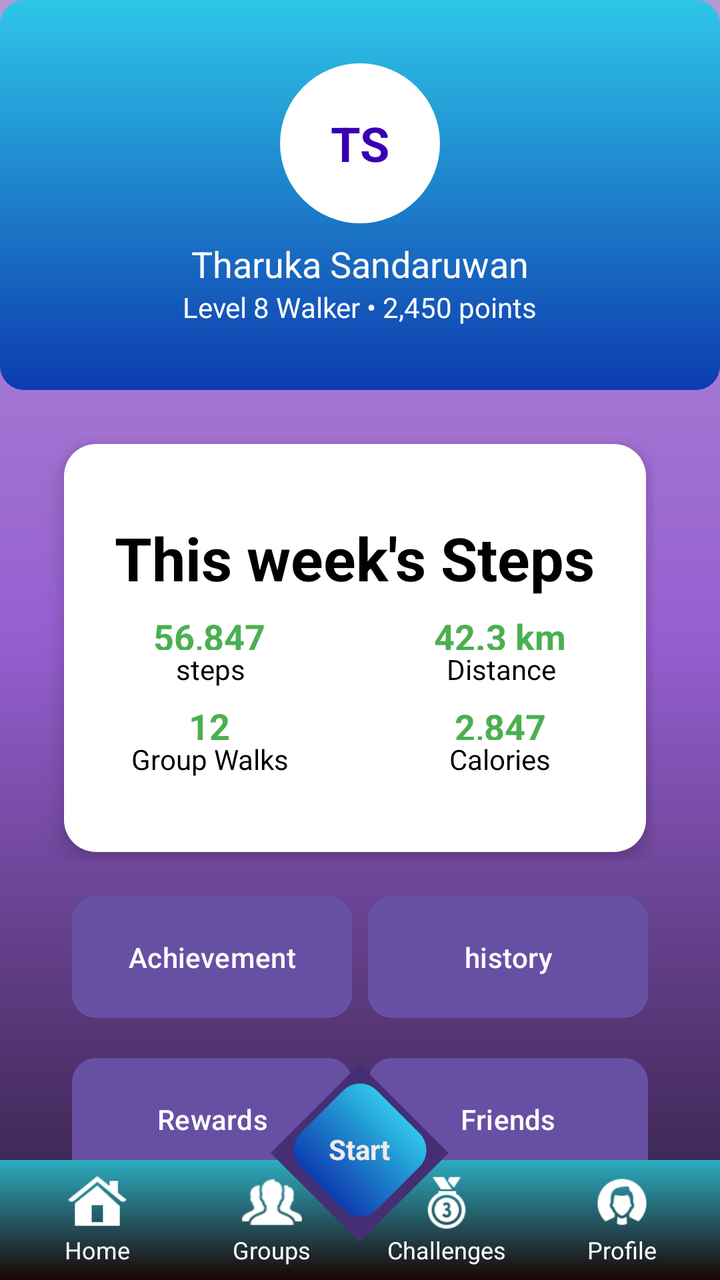
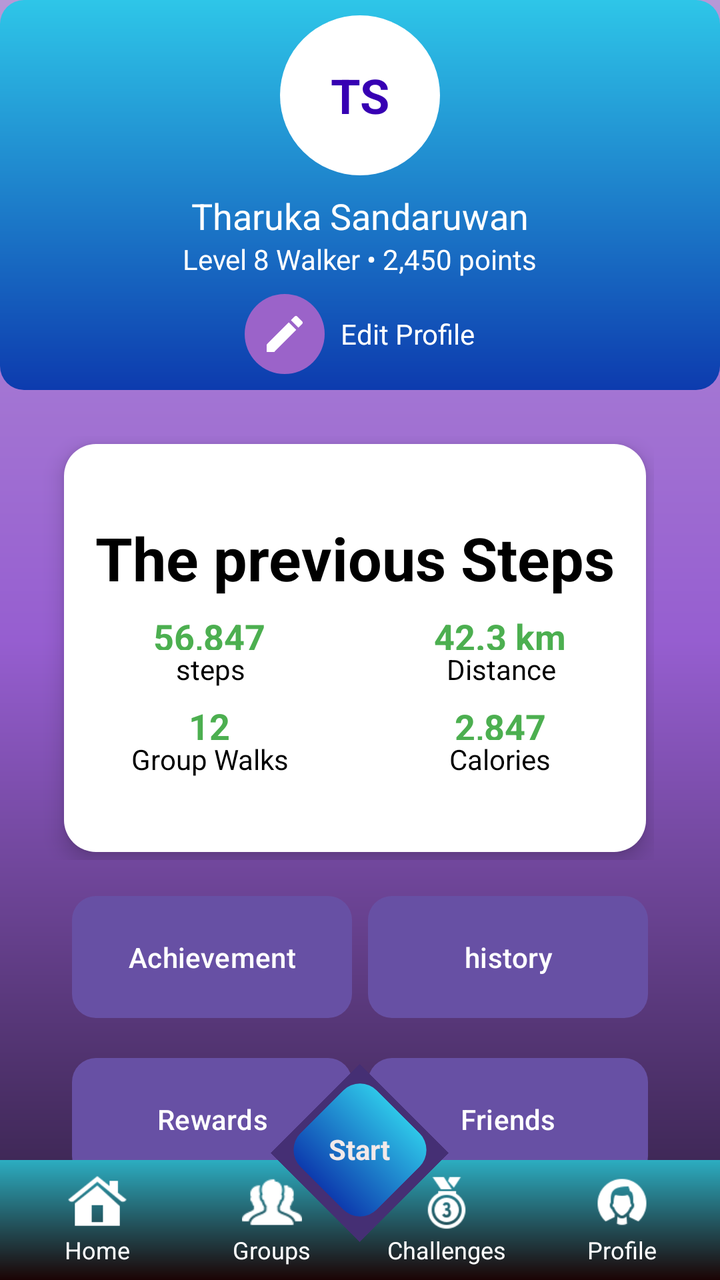

Two renders of the same Android screen: before a commit and after it. Below are the layout's source before the change and the commit's diff.
<!-- AndroidManifest.xml: application theme Theme.GrowStep -->
<!-- res/layout/activity_profile.xml -->
<?xml version="1.0" encoding="utf-8"?>
<RelativeLayout xmlns:android="http://schemas.android.com/apk/res/android"
    xmlns:app="http://schemas.android.com/apk/res-auto"
    android:layout_width="match_parent"
    android:layout_height="match_parent"
    android:background="@drawable/activity_profile_background">



    <LinearLayout
        android:id="@+id/profileHeader"
        android:layout_width="473dp"
        android:layout_height="195dp"
        android:background="@drawable/diamond_button_bg"
        android:gravity="center"
        android:orientation="vertical">

        <TextView
            android:id="@+id/profileIcon"
            android:layout_width="80dp"
            android:layout_height="80dp"
            android:background="@drawable/circle_background"
            android:gravity="center"
            android:text="TS"
            android:textColor="@color/design_default_color_primary_dark"
            android:textSize="24sp"
            android:textStyle="bold" />

        <TextView
            android:id="@+id/tvUserName"
            android:layout_width="wrap_content"
            android:layout_height="wrap_content"
            android:layout_marginTop="8dp"
            android:text="Tharuka Sandaruwan"
            android:textColor="@android:color/white"
            android:textSize="18sp" />

        <TextView
            android:id="@+id/tvUserLevel"
            android:layout_width="wrap_content"
            android:layout_height="wrap_content"
            android:text="Level 8 Walker • 2,450 points"
            android:textColor="@android:color/white"
            android:textSize="14sp" />
    </LinearLayout>

    <GridLayout
        android:id="@+id/weeklyStatsGaid"
        android:layout_width="371dp"
        android:layout_height="212dp"
        android:layout_below="@id/profileHeader"
        android:layout_alignParentStart="true"
        android:layout_alignParentEnd="true"
        android:layout_marginStart="7dp"
        android:layout_marginTop="23dp"
        android:layout_marginEnd="33dp"
        android:columnCount="2"
        android:gravity="center"
        android:useDefaultMargins="true">

        <LinearLayout
            android:id="@+id/statsCard"
            android:layout_width="match_parent"
            android:layout_height="match_parent"
            android:layout_row="0"
            android:layout_column="0"
            android:layout_below="@id/stepCircleContainer"
            android:layout_centerHorizontal="true"
            android:layout_marginLeft="25dp"
            android:background="@drawable/forgot_password_card_background"
            android:elevation="6dp"
            android:gravity="center"
            android:orientation="vertical">

            <TextView
                android:id="@+id/stepsCount"
                android:layout_width="wrap_content"
                android:layout_height="wrap_content"
                android:layout_gravity="center"

                android:text="This week's Steps"
                android:textColor="#000000"
                android:textSize="30sp"
                android:textStyle="bold" />


            <LinearLayout
                android:layout_width="match_parent"
                android:layout_height="26dp"
                android:gravity="center"
                android:orientation="horizontal"
                android:paddingTop="12dp"
                android:weightSum="2">

                <TextView
                    android:id="@+id/NupberSteps"
                    android:layout_width="0dp"
                    android:layout_height="39dp"
                    android:layout_weight="1"
                    android:gravity="center"
                    android:text="56,847"
                    android:textColor="#4CAF50"
                    android:textSize="18sp"
                    android:textStyle="bold" />

                <TextView
                    android:id="@+id/Nupberdistance"
                    android:layout_width="0dp"
                    android:layout_height="39dp"
                    android:layout_weight="1"
                    android:gravity="center"
                    android:text="42.3 km"
                    android:textColor="#4CAF50"
                    android:textSize="18sp"
                    android:textStyle="bold" />

            </LinearLayout>

            <LinearLayout
                android:layout_width="match_parent"
                android:layout_height="wrap_content"
                android:gravity="center"
                android:orientation="horizontal"
                android:weightSum="2">

                <TextView
                    android:id="@+id/steps"
                    android:layout_width="180dp"
                    android:layout_height="match_parent"
                    android:layout_weight="1"
                    android:gravity="center"
                    android:text="steps"
                    android:textColor="#000000"
                    android:textSize="14sp" />

                <TextView
                    android:id="@+id/Distance"
                    android:layout_width="178dp"
                    android:layout_height="wrap_content"
                    android:layout_weight="1"
                    android:gravity="center"
                    android:text="Distance"
                    android:textColor="#000000"
                    android:textSize="14sp" />


            </LinearLayout>

            <LinearLayout
                android:layout_width="match_parent"
                android:layout_height="26dp"
                android:gravity="center"
                android:orientation="horizontal"
                android:paddingTop="12dp"
                android:weightSum="2">

                <TextView
                    android:id="@+id/NupberGroupsWalked"
                    android:layout_width="0dp"
                    android:layout_height="44dp"
                    android:layout_weight="1"
                    android:gravity="center"
                    android:text="12"
                    android:textColor="#4CAF50"
                    android:textSize="18sp"
                    android:textStyle="bold" />

                <TextView
                    android:id="@+id/NupberCalories"
                    android:layout_width="0dp"
                    android:layout_height="39dp"
                    android:layout_weight="1"
                    android:gravity="center"
                    android:text="2,847"
                    android:textColor="#4CAF50"
                    android:textSize="18sp"
                    android:textStyle="bold" />

            </LinearLayout>

            <LinearLayout
                android:layout_width="match_parent"
                android:layout_height="wrap_content"
                android:gravity="center"
                android:orientation="horizontal"
                android:weightSum="2">

                <TextView
                    android:id="@+id/Groupwalks"
                    android:layout_width="0dp"
                    android:layout_height="wrap_content"
                    android:layout_weight="1"
                    android:gravity="center"
                    android:text="Group Walks"
                    android:textColor="#000000"
                    android:textSize="14sp" />

                <TextView
                    android:id="@+id/Calories"
                    android:layout_width="0dp"
                    android:layout_height="wrap_content"
                    android:layout_weight="1"
                    android:gravity="center"
                    android:text="Calories"
                    android:textColor="#000000"
                    android:textSize="14sp" />


            </LinearLayout>


        </LinearLayout>
    </GridLayout>

    <GridLayout
        android:id="@+id/featuresGrid"
        android:layout_width="343dp"
        android:layout_height="145dp"
        android:layout_below="@id/weeklyStatsGaid"
        android:layout_marginLeft="32dp"
        android:layout_marginTop="14dp"
        android:layout_marginRight="32dp"
        android:columnCount="2"
        android:columnOrderPreserved="false"

        android:hapticFeedbackEnabled="false"
        android:useDefaultMargins="true">

        <Button
            android:id="@+id/btnAchievement"
            android:layout_width="0dp"
            android:layout_height="61dp"
            android:layout_columnWeight="1"
            android:background="@drawable/diamond_button_bg"
            android:text="Achievement"
            android:textColor="@android:color/white"
            android:textColorLink="#992C2C" />

        <Button
            android:id="@+id/btnHistory"
            android:layout_width="0dp"
            android:layout_height="61dp"
            android:layout_columnWeight="1"
            android:background="@drawable/diamond_button_bg"
            android:backgroundTint="#F2E9E9"
            android:text="history"
            android:textColor="@android:color/white" />

        <Button
            android:id="@+id/btnRewards"
            android:layout_width="0dp"
            android:layout_height="61dp"
            android:layout_columnWeight="1"
            android:layout_marginTop="16dp"
            android:background="@drawable/diamond_button_bg"
            android:backgroundTint="#A90A0A"
            android:backgroundTintMode="src_over"
            android:text="Rewards"
            android:textColor="@android:color/white"
            android:textColorHighlight="#BF6464"
            app:iconTint="#921818" />

        <Button
            android:id="@+id/btnFriends"
            android:layout_width="0dp"
            android:layout_height="61dp"
            android:layout_columnWeight="1"
            android:layout_marginTop="16dp"
            android:background="@drawable/diamond_button_bg"
            android:text="Friends"
            android:textColor="@android:color/white"
            android:textColorHighlight="#C7C2C2"
             />
    </GridLayout>


    <LinearLayout
        android:id="@+id/bottomNav"
        android:layout_width="match_parent"
        android:layout_height="60dp"
        android:layout_alignParentBottom="true"
        android:background="@drawable/navigation_bar"
        android:orientation="horizontal"
        android:padding="5dp"
        android:weightSum="4">

        
        <LinearLayout
            android:id="@+id/nav_home"
            android:layout_width="0dp"
            android:layout_height="match_parent"
            android:layout_weight="1"
            android:gravity="center"
            android:orientation="vertical">

            <ImageView
                android:layout_width="30dp"
                android:layout_height="30dp"
                android:src="@drawable/ic_home" />

            <TextView
                android:layout_width="wrap_content"
                android:layout_height="wrap_content"
                android:text="Home"
                android:textColor="#FFFFFF"
                android:textSize="12sp" />
        </LinearLayout>

        
        <LinearLayout
            android:id="@+id/nav_groups"
            android:layout_width="0dp"
            android:layout_height="match_parent"
            android:layout_weight="1"
            android:gravity="center"
            android:orientation="vertical">

            <ImageView
                android:layout_width="30dp"
                android:layout_height="30dp"
                android:src="@drawable/ic_group" />

            <TextView
                android:layout_width="wrap_content"
                android:layout_height="wrap_content"
                android:text="Groups"
                android:textColor="#FFFFFF"
                android:textSize="12sp" />
        </LinearLayout>

        
        <LinearLayout
            android:id="@+id/nav_challenges"
            android:layout_width="0dp"
            android:layout_height="match_parent"
            android:layout_weight="1"
            android:gravity="center"
            android:orientation="vertical">

            <ImageView
                android:layout_width="30dp"
                android:layout_height="30dp"
                android:src="@drawable/ic_challenge" />

            <TextView
                android:layout_width="wrap_content"
                android:layout_height="wrap_content"
                android:text="Challenges"
                android:textColor="#FFFFFF"
                android:textSize="12sp" />
        </LinearLayout>

        
        <LinearLayout
            android:id="@+id/nav_profile"
            android:layout_width="0dp"
            android:layout_height="match_parent"
            android:layout_weight="1"
            android:gravity="center"
            android:orientation="vertical">

            <ImageView
                android:layout_width="30dp"
                android:layout_height="30dp"
                android:src="@drawable/ic_profile" />

            <TextView
                android:layout_width="wrap_content"
                android:layout_height="wrap_content"
                android:text="Profile"
                android:textColor="#FFFFFF"
                android:textSize="12sp" />
        </LinearLayout>

    </LinearLayout>

    
    <TextView
        android:id="@+id/diamondShadow"
        android:layout_width="63dp"
        android:layout_height="63dp"
        android:layout_centerHorizontal="true"
        android:layout_alignParentBottom="true"
        android:layout_marginBottom="32dp"
        android:rotation="45"
        android:background="#452F74" />

    <TextView
        android:id="@+id/textView3"
        android:layout_width="54dp"
        android:layout_height="54dp"
        android:layout_centerHorizontal="true"
        android:layout_alignParentBottom="true"
        android:layout_marginBottom="38dp"
        android:background="@drawable/diamond_button_bg"
        android:rotation="45" />

    <TextView
        android:id="@+id/startLabel"
        android:layout_width="wrap_content"
        android:layout_height="wrap_content"
        android:text="Start"
        android:textColor="#F2E9E9"
        android:textStyle="bold"
        android:layout_centerHorizontal="true"
        android:layout_alignParentBottom="true"
        android:layout_marginBottom="56dp" />


</RelativeLayout>
<!-- resources referenced by this layout -->
<resources>
  <!-- drawable activity_profile_background (drawable) -->
  <?xml version="1.0" encoding="utf-8"?>
  <shape xmlns:android="http://schemas.android.com/apk/res/android" android:shape="rectangle">
      <gradient
          android:startColor="#B798D7"
          android:centerColor="#965ED0"
          android:endColor="#2C1C3C"
          android:angle="2"/>
  </shape>
  <!-- drawable circle_background (drawable) -->
  <?xml version="1.0" encoding="utf-8"?>
  <shape xmlns:android="http://schemas.android.com/apk/res/android" android:shape="oval">
      <solid android:color="@android:color/white"/>
  </shape>
  <!-- drawable diamond_button_bg (drawable) -->
  <?xml version="1.0" encoding="utf-8"?>
  <shape xmlns:android="http://schemas.android.com/apk/res/android" android:shape="rectangle">
      
      <corners android:radius="12dp"/>
  
      <gradient
          android:startColor="#2EC6E8"
          android:endColor="#0D3BAE"
          android:angle="2"/>
  
  
      <path
  
  
          android:pathData="M 60 0 L 120 60 L 60 120 L 0 60 Z"
          />
  
  
  
  </shape>
  <!-- drawable forgot_password_card_background (drawable) -->
  <shape xmlns:android="http://schemas.android.com/apk/res/android">
      <solid android:color="@color/white" />
      <corners android:radius="16dp" />
  </shape>
  <!-- drawable ic_challenge: png bitmap (drawable, 1404 bytes) -->
  <!-- drawable ic_group: png bitmap (drawable, 982 bytes) -->
  <!-- drawable ic_home: png bitmap (drawable, 952 bytes) -->
  <!-- drawable ic_profile: png bitmap (drawable, 1172 bytes) -->
  <!-- drawable navigation_bar (drawable) -->
  <?xml version="1.0" encoding="utf-8"?>
  <shape xmlns:android="http://schemas.android.com/apk/res/android" android:shape="rectangle">
      <gradient
          android:startColor="#2CADC1"
          android:endColor="#1B0404"
          android:angle="2"/>
  </shape>
  <style name="Theme.GrowStep" parent="Base.Theme.GrowStep" />
  <color name="white">#FFFFFFFF</color>
  <style name="Base.Theme.GrowStep" parent="Theme.Material3.DayNight.NoActionBar">
          
          
      </style>
</resources>

<!-- the commit's change to res/layout/activity_profile.xml (unified diff, before → after) -->
@@ -42,6 +42,31 @@
             android:text="Level 8 Walker • 2,450 points"
             android:textColor="@android:color/white"
             android:textSize="14sp" />
+
+        <LinearLayout
+            android:layout_width="wrap_content"
+            android:layout_height="wrap_content"
+            android:layout_marginTop="8dp"
+            android:orientation="horizontal"
+            android:gravity="center">
+
+            <ImageButton
+                android:id="@+id/btnEditProfile"
+                android:layout_width="40dp"
+                android:layout_height="40dp"
+                android:background="@drawable/bg_button_edit"
+                android:contentDescription="Edit Profile"
+                android:src="@drawable/ic_edit" />
+
+            <TextView
+                android:layout_width="wrap_content"
+                android:layout_height="wrap_content"
+                android:text="Edit Profile"
+                android:textColor="@android:color/white"
+                android:textSize="14sp"
+                android:layout_marginStart="8dp" />
+
+        </LinearLayout>
     </LinearLayout>
 
     <GridLayout
@@ -78,7 +103,7 @@
                 android:layout_height="wrap_content"
                 android:layout_gravity="center"
 
-                android:text="This week's Steps"
+                android:text="The previous Steps"
                 android:textColor="#000000"
                 android:textSize="30sp"
                 android:textStyle="bold" />
<!-- resource entries referenced after the edit -->
@@ -8,6 +8,13 @@
           android:centerColor="#965ED0"
           android:endColor="#2C1C3C"
           android:angle="2"/>
+  </shape>
+  <!-- drawable bg_button_edit (drawable) -->
+  <?xml version="1.0" encoding="utf-8"?>
+  <shape xmlns:android="http://schemas.android.com/apk/res/android" android:shape="rectangle">
+      <solid android:color="#9B63C9"/>
+      <corners android:radius="32dp"/>
+      <padding android:left="16dp" android:top="8dp" android:right="16dp" android:bottom="8dp"/>
   </shape>
   <!-- drawable circle_background (drawable) -->
   <?xml version="1.0" encoding="utf-8"?>
@@ -41,6 +48,17 @@
       <corners android:radius="16dp" />
   </shape>
   <!-- drawable ic_challenge: png bitmap (drawable, 1404 bytes) -->
+  <!-- drawable ic_edit (drawable) -->
+  <?xml version="1.0" encoding="utf-8"?>
+  <vector xmlns:android="http://schemas.android.com/apk/res/android"
+      android:width="24dp"
+      android:height="24dp"
+      android:viewportWidth="24"
+      android:viewportHeight="24">
+      <path
+          android:fillColor="#FFFFFFFF"
+          android:pathData="M3,17.25V21h3.75l11.06-11.06-3.75-3.75L3,17.25zM20.71,7.04c0.39-0.39 0.39-1.02 0-1.41l-2.34-2.34a1.003,1.003 0 0,0-1.42,0l-1.83,1.83 3.75,3.75 1.84-1.83z"/>
+  </vector>
   <!-- drawable ic_group: png bitmap (drawable, 982 bytes) -->
   <!-- drawable ic_home: png bitmap (drawable, 952 bytes) -->
   <!-- drawable ic_profile: png bitmap (drawable, 1172 bytes) -->
